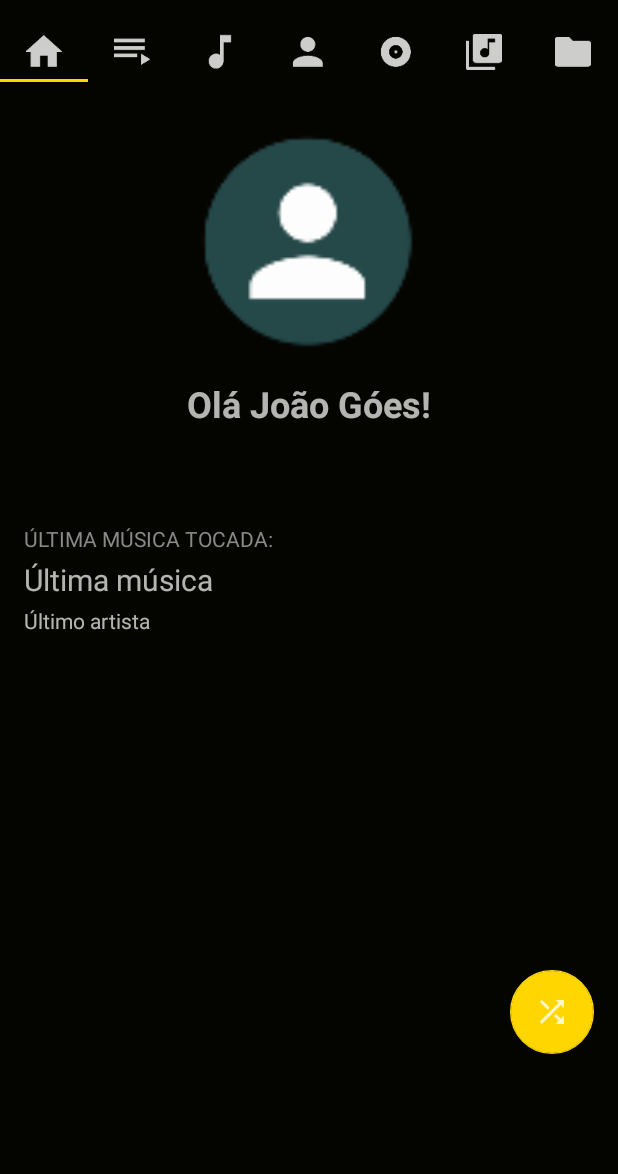
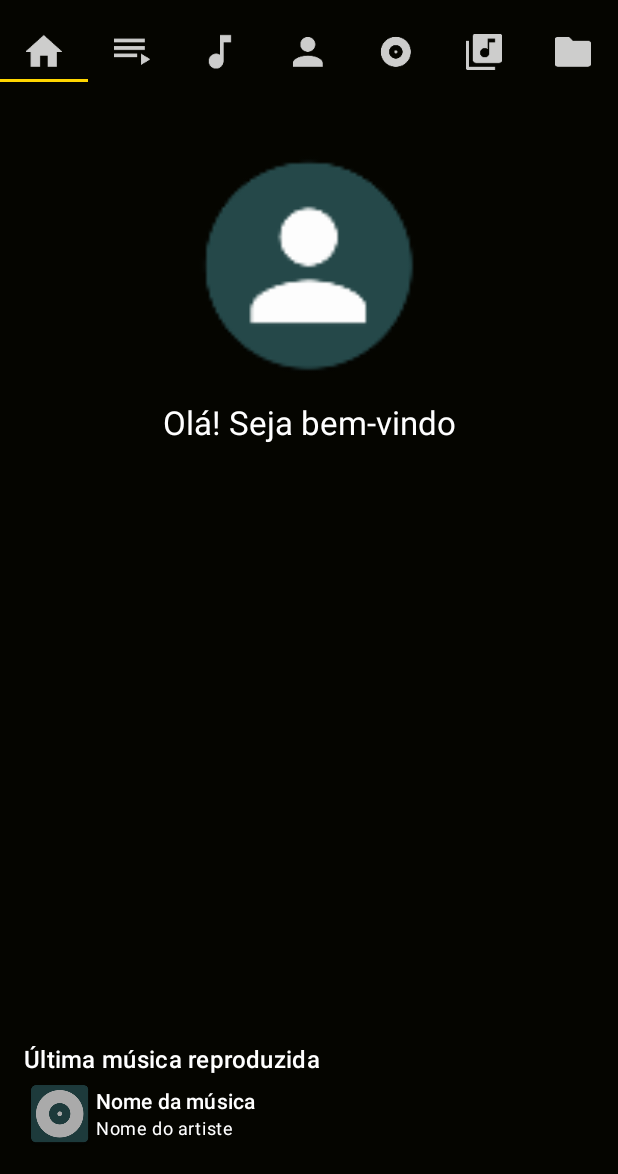
Before and after one commit to joaogoes1/goes-player, an Android app built with Jetpack Compose: the screen it shows after launch (MainActivity), on a phone screen of 412 x 824 dp, the part 62-1236 px from its top. Run offline under Robolectric (Android 15) with nearby library versions, the phone set to English and light mode, and no system bars; libraries missing offline, so code that uses them is left out: me.drakeet.materialdialog; 2 statements that could not run were skipped.

Commit message:
Migrate HomeFragment to Compose

```diff
--- /dev/null
+++ b/app/src/main/java/com/goesplayer/AppTheme.kt
@@ -0,0 +1,32 @@
+package com.goesplayer
+
+import androidx.compose.material3.MaterialTheme
+import androidx.compose.material3.Typography
+import androidx.compose.runtime.Composable
+import androidx.compose.ui.graphics.Color
+
+@Composable
+fun AppTheme(
+    content: @Composable() () -> Unit
+) {
+    MaterialTheme(
+        typography = Typography(
+            displayLarge = MaterialTheme.typography.displayLarge.copy(color = Color.White),
+            displayMedium = MaterialTheme.typography.displayMedium.copy(color = Color.White),
+            displaySmall = MaterialTheme.typography.displaySmall.copy(color = Color.White),
+            headlineLarge = MaterialTheme.typography.headlineLarge.copy(color = Color.White),
+            headlineMedium = MaterialTheme.typography.headlineMedium.copy(color = Color.White),
+            headlineSmall = MaterialTheme.typography.headlineSmall.copy(color = Color.White),
+            titleLarge = MaterialTheme.typography.titleLarge.copy(color = Color.White),
+            titleMedium = MaterialTheme.typography.titleMedium.copy(color = Color.White),
+            titleSmall = MaterialTheme.typography.titleSmall.copy(color = Color.White),
+            bodyLarge = MaterialTheme.typography.bodyLarge.copy(color = Color.White),
+            bodyMedium = MaterialTheme.typography.bodyMedium.copy(color = Color.White),
+            bodySmall = MaterialTheme.typography.bodySmall.copy(color = Color.White),
+            labelLarge = MaterialTheme.typography.labelLarge.copy(color = Color.White),
+            labelMedium = MaterialTheme.typography.labelMedium.copy(color = Color.White),
+            labelSmall = MaterialTheme.typography.labelSmall.copy(color = Color.White),
+        ),
+        content = content
+    )
+}
--- /dev/null
+++ b/app/src/main/java/com/goesplayer/HomeFragment.kt
@@ -0,0 +1,81 @@
+package com.goesplayer
+
+import android.os.Bundle
+import android.view.LayoutInflater
+import android.view.View
+import android.view.ViewGroup
+import androidx.compose.foundation.Image
+import androidx.compose.foundation.layout.Column
+import androidx.compose.foundation.layout.Row
+import androidx.compose.foundation.layout.Spacer
+import androidx.compose.foundation.layout.fillMaxHeight
+import androidx.compose.foundation.layout.fillMaxWidth
+import androidx.compose.foundation.layout.height
+import androidx.compose.foundation.layout.padding
+import androidx.compose.foundation.layout.width
+import androidx.compose.material3.MaterialTheme
+import androidx.compose.material3.Text
+import androidx.compose.runtime.Composable
+import androidx.compose.ui.Alignment
+import androidx.compose.ui.Modifier
+import androidx.compose.ui.platform.ComposeView
+import androidx.compose.ui.platform.ViewCompositionStrategy
+import androidx.compose.ui.res.painterResource
+import androidx.compose.ui.res.stringResource
+import androidx.compose.ui.unit.dp
+import androidx.fragment.app.Fragment
+
+@Composable
+fun HomeFragmentView() {
+    AppTheme {
+        Column(
+            modifier = Modifier
+                .padding(16.dp)
+                .fillMaxWidth()
+                .fillMaxHeight()
+        ) {
+            Image(
+                painterResource(R.mipmap.perfil_teste),
+                contentDescription = "",
+                modifier = Modifier
+                    .padding(top = 32.dp, bottom = 16.dp)
+                    .width(150.dp)
+                    .height(150.dp)
+                    .align(Alignment.CenterHorizontally),
+            )
+            Text(
+                stringResource(R.string.home_fragment_welcome_text),
+                modifier = Modifier.align(Alignment.CenterHorizontally),
+                style = MaterialTheme.typography.titleLarge
+            )
+            Spacer(modifier = Modifier.weight(1f))
+            Text(
+                stringResource(R.string.home_fragment_last_music_title),
+                style = MaterialTheme.typography.titleMedium,
+            )
+            // TODO: Load data from database. Just placeholder image and texts for now
+            Row {
+                Image(painterResource(R.mipmap.teste_album), contentDescription = null)
+                Column(modifier = Modifier.align(Alignment.CenterVertically)) {
+                    Text("Nome da música", style = MaterialTheme.typography.labelLarge)
+                    Text("Nome do artiste", style = MaterialTheme.typography.bodySmall)
+                }
+            }
+        }
+    }
+}
+
+class HomeFragment : Fragment() {
+    override fun onCreateView(
+        inflater: LayoutInflater,
+        container: ViewGroup?,
+        savedInstanceState: Bundle?
+    ): View {
+        return ComposeView(requireContext()).apply {
+            setViewCompositionStrategy(ViewCompositionStrategy.DisposeOnViewTreeLifecycleDestroyed)
+            setContent {
+                HomeFragmentView()
+            }
+        }
+    }
+}
--- a/app/src/main/java/com/goesplayer/MainFragment.java
+++ /dev/null
@@ -1,89 +0,0 @@
-package com.goesplayer;
-
-
-import android.graphics.Bitmap;
-import android.graphics.BitmapFactory;
-import android.media.MediaMetadataRetriever;
-import android.os.Bundle;
-import android.util.Log;
-import android.view.LayoutInflater;
-import android.view.View;
-import android.view.ViewGroup;
-import android.widget.TextView;
-
-import androidx.annotation.NonNull;
-import androidx.annotation.Nullable;
-import androidx.fragment.app.Fragment;
-
-import com.google.android.material.floatingactionbutton.FloatingActionButton;
-
-/**
- * A simple {@link Fragment} subclass.
- */
-public class MainFragment extends Fragment {
-
-    public MainFragment() {
-        // Required empty public constructor
-    }
-
-    @Override
-    public View onCreateView(LayoutInflater inflater, ViewGroup container, Bundle savedInstanceState) {
-        return inflater.inflate(R.layout.fragment_main, container, false);
-    }
-
-    @Override
-    public void onViewCreated(@NonNull View view, @Nullable Bundle savedInstanceState) {
-        super.onViewCreated(view, savedInstanceState);
-
-        FloatingActionButton aleatorioButton = view.findViewById(R.id.aleatorio);
-        aleatorioButton.setImageResource(R.drawable.ic_aleatorio);
-        aleatorioButton.setOnClickListener(new View.OnClickListener() {
-            @Override
-            public void onClick(View v) {
-                ((MainActivity) getActivity()).musicSrv.aleatorio = false;
-                ((MainActivity) getActivity()).musicSrv.ordenarPlayList();
-                ((MainActivity) getActivity()).musicSrv.reproduzir();
-            }
-        });
-    }
-
-    @Override
-    public void onStart() {
-        super.onStart();
-
-        TextView musicaView = getView().findViewById(R.id.primeiro_musica_text);
-        TextView artistaView = getView().findViewById(R.id.artist_text);
-
-        BancoController db = new BancoController(getContext());
-        musicaView.setText(db.carregarUltimaMusica()[0]);
-        artistaView.setText(db.carregarUltimaMusica()[1]);
-    }
-
-    @Override
-    public void onResume() {
-        super.onResume();
-
-        if (PlayerService.tocando) MainActivity.toolbar.setVisibility(View.VISIBLE);
-        else MainActivity.toolbar.setVisibility(View.INVISIBLE);
-        if(((MainActivity) getActivity()).musicSrv != null && ((MainActivity) getActivity()).musicSrv.musicaAtual != null) {
-            try {
-                MediaMetadataRetriever retriever = new MediaMetadataRetriever();
-                retriever.setDataSource(getContext(), ((MainActivity) getActivity()).musicSrv.musicaAtual.getUri());
-                ((MainActivity) getActivity()).musicSrv.imgBytes = retriever.getEmbeddedPicture();
-                Bitmap albumBitmap;
-                if (((MainActivity) getActivity()).musicSrv.imgBytes != null) {
-                    albumBitmap = BitmapFactory.decodeByteArray(((MainActivity) getActivity()).musicSrv.imgBytes, 0, ((MainActivity) getActivity()).musicSrv.imgBytes.length);
-                    MainActivity.toolbarImageAlbum.setImageBitmap(albumBitmap);
-                } else {
-                    MainActivity.toolbarImageAlbum.setImageResource(R.mipmap.teste_album);
-                }
-                retriever.release();
-            } catch (Exception ex) {
-                Log.i("Erro no RETRIEVER", "O erro foi no ATUALIZARTEXTOS do PLAYERSERVICE");
-            }
-
-            MainActivity.toolbarMusica.setText(((MainActivity) getActivity()).musicSrv.musicaAtual.getTitle());
-            MainActivity.toolbarArtista.setText(((MainActivity) getActivity()).musicSrv.musicaAtual.getArtist());
-        }
-    }
-}
--- a/app/src/main/java/com/goesplayer/PagerAdapter.java
+++ b/app/src/main/java/com/goesplayer/PagerAdapter.java
@@ -14,7 +14,7 @@ public class PagerAdapter extends FragmentPagerAdapter {
     @Override
     public Fragment getItem(int position) {
         if (position == 0){
-            return new MainFragment();
+            return new HomeFragment();
         } else if (position == 1) {
             return new PlaylistFragment();
         } else if (position == 2) {
--- a/app/src/main/java/com/goesplayer/presentation/home/HomeList.kt
+++ b/app/src/main/java/com/goesplayer/presentation/home/HomeList.kt
@@ -4,6 +4,7 @@ import androidx.compose.foundation.layout.Column
 import androidx.compose.foundation.layout.padding
 import androidx.compose.foundation.lazy.LazyColumn
 import androidx.compose.foundation.lazy.itemsIndexed
+import androidx.compose.material3.MaterialTheme
 import androidx.compose.material3.Text
 import androidx.compose.material3.TextButton
 import androidx.compose.runtime.Composable
@@ -23,7 +24,7 @@ fun HomeList(
     ) {
         Text(
             text = title,
-            fontSize = 24.sp,
+            style = MaterialTheme.typography.titleLarge,
             maxLines = 1,
             modifier = Modifier.padding(bottom = 8.dp)
         )
@@ -35,8 +36,7 @@ fun HomeList(
                 ) {
                     Text(
                         text = item,
-                        fontSize = 20.sp,
-                        color = Color.Red,
+                        style = MaterialTheme.typography.titleMedium,
                     )
                 }
             }
--- a/app/src/main/res/layout/fragment_main.xml
+++ b/app/src/main/res/layout/fragment_main.xml
@@ -3,7 +3,7 @@
     xmlns:tools="http://schemas.android.com/tools"
     android:layout_width="match_parent"
     android:layout_height="match_parent"
-    tools:context=".MainFragment">
+    tools:context=".HomeFragment">
 
     <ImageView
         android:id="@+id/perfil_image"
--- a/app/src/main/res/values/strings.xml
+++ b/app/src/main/res/values/strings.xml
@@ -17,4 +17,6 @@
     <string name="menu_exibir_letras">Exibir Letras</string>
     <string name="shuffle_floating_button_content_description">Clique para reproduzir a lista atual aleatóriamente</string>
     <string name="album_fragment_title">Albums</string>
+    <string name="home_fragment_welcome_text">Olá! Seja bem-vindo</string>
+    <string name="home_fragment_last_music_title">Última música reproduzida</string>
 </resources>
```
Also changed, not shown: app/src/main/java/com/goesplayer/AlbumFragment.kt (+9 -13 lines), 1 other file.
